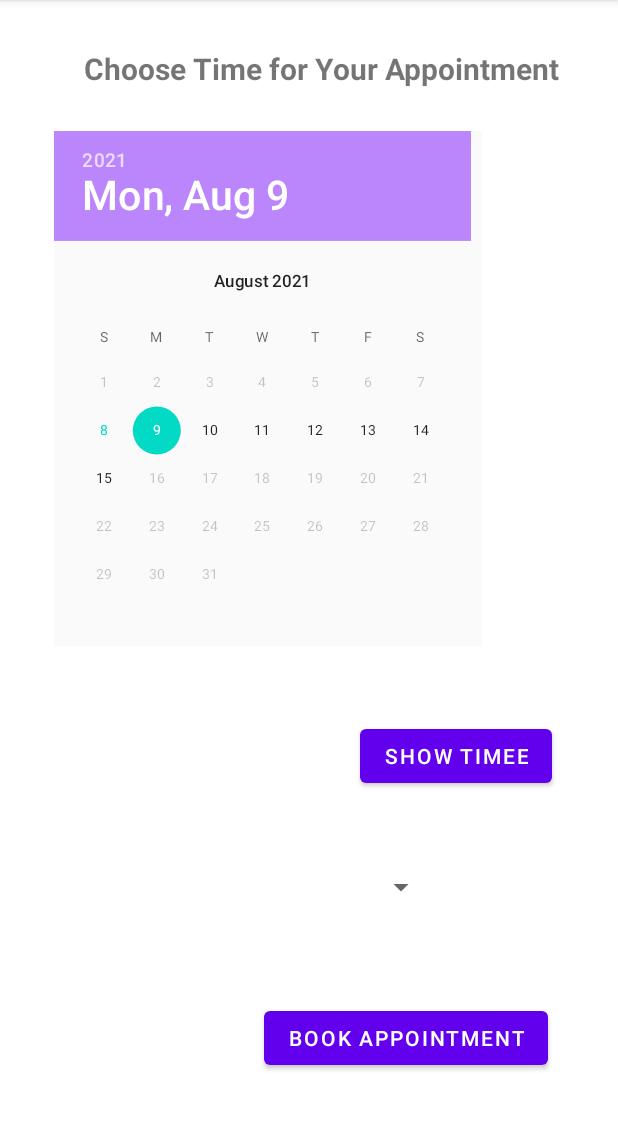
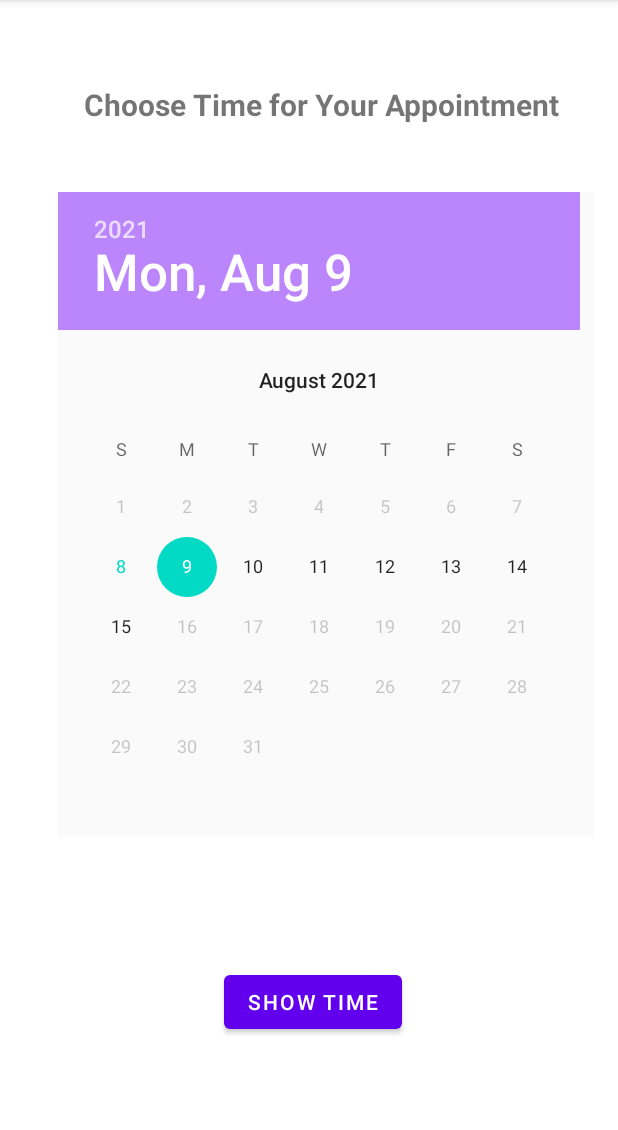
Before and after one commit to garychen2002/ClinicAppProject, an Android app: the ChooseUpcomingWeekTime screen opened directly, with no data from a screen before it, on a phone screen of 412 x 824 dp, the part 84-1214 px from its top. Run offline under Robolectric (Android 15) with nearby library versions, the phone set to English and light mode, and no system bars.

Commit message:
separate ChooseTime and ChooseDate

```diff
--- a/app/src/main/AndroidManifest.xml
+++ b/app/src/main/AndroidManifest.xml
@@ -9,6 +9,9 @@
         android:roundIcon="@mipmap/ic_launcher_round"
         android:supportsRtl="true"
         android:theme="@style/Theme.ClinicAppProject">
+        <activity
+            android:name=".ChooseSpecificTime"
+            android:exported="true" />
         <activity
             android:name=".ScheduleDisplay"
             android:exported="true" />
--- a/app/src/main/java/com/example/clinicappproject/ChooseUpcomingWeekTime.java
+++ b/app/src/main/java/com/example/clinicappproject/ChooseUpcomingWeekTime.java
@@ -20,14 +20,10 @@ public class ChooseUpcomingWeekTime extends AppCompatActivity {
 
     Doctor final_doctor;
     Patient current_patient;
-    Appointment appointment;
-    Spinner timeList;
-    ArrayAdapter<Integer> timeAdapter;
-    ArrayList<Integer> time;
+
     DatePicker dp;
     Button ShowTime;
-    Button BookApp;
-
+    GregorianCalendar date;
 
     @Override
     protected void onCreate(Bundle savedInstanceState) {
@@ -41,54 +37,23 @@ public class ChooseUpcomingWeekTime extends AppCompatActivity {
 
         dp = findViewById(R.id.DatePicker);
         upcomingWeek();
-        timeList = (Spinner)findViewById(R.id.timePicker);
-        BookApp= (Button)findViewById(R.id.BOOK);
-        ShowTime = (Button)findViewById(R.id.ShowTime_button);
 
+        ShowTime = (Button)findViewById(R.id.ShowTimePicker);
 
+        date =new GregorianCalendar(dp.getYear(),dp.getMonth(), dp.getDayOfMonth());
         ShowTime.setOnClickListener(new View.OnClickListener() {
             @Override
             public void onClick(View v) {
-                setAvailableTime();
-                FirebaseAccess.filter_time(final_doctor,time,new GregorianCalendar(dp.getYear(),dp.getMonth(), dp.getDayOfMonth(),9,0),
-                        new GregorianCalendar(dp.getYear(),dp.getMonth(), dp.getDayOfMonth(),17,0));
 
-                timeAdapter = new ArrayAdapter<Integer>(getApplicationContext(), android.R.layout.simple_spinner_dropdown_item, time);
+                openChooseSpecificTimePage();
 
-                timeList.setAdapter(timeAdapter);
-
-                GregorianCalendar ap_time = new GregorianCalendar(dp.getYear(),dp.getMonth(),dp.getDayOfMonth(),(Integer) timeList.getSelectedItem(),0);
-                appointment = new Appointment(final_doctor,current_patient,ap_time);
-                FirebaseAccess.addAppointment(appointment);
             }
 
         });
 
-        BookApp.setOnClickListener(new View.OnClickListener() {
-            @Override
-            public void onClick(View v) {
-                if(appointment!=null){
-                    openFinalPage();
-                }
-
-            }
-        });
-
-
-
-
-
 
     }
 
-    public void setAvailableTime(){
-        time = new ArrayList<Integer>();
-        for(int i =0; i<9; i++){
-            if(i!=3) {
-                time.add(i + 9);
-            }
-        }
-    }
 
 
     public void upcomingWeek(){
@@ -100,9 +65,10 @@ public class ChooseUpcomingWeekTime extends AppCompatActivity {
 
     }
 
-    public void openFinalPage(){
-        Intent intent = new Intent(this, BookingFinalPage.class);
-        intent.putExtra("APPOINTMENT", appointment);
+    public void openChooseSpecificTimePage(){
+        Intent intent = new Intent(this, ChooseSpecificTime.class);
+        intent.putExtra("DATE", date);
+        intent.putExtra("FINAL_DOCTOR", final_doctor);
         startActivity(intent);
     }
 }
--- a/app/src/main/res/layout/activity_choose_upcoming_week_time.xml
+++ b/app/src/main/res/layout/activity_choose_upcoming_week_time.xml
@@ -10,7 +10,7 @@
         android:id="@+id/textView3"
         android:layout_width="340dp"
         android:layout_height="32dp"
-        android:layout_marginTop="32dp"
+        android:layout_marginTop="56dp"
         android:text="@string/choose_time"
         android:textSize="20sp"
         android:textStyle="bold"
@@ -23,45 +23,24 @@
         android:id="@+id/DatePicker"
         android:layout_width="357dp"
         android:layout_height="430dp"
-        android:layout_marginTop="44dp"
+        android:layout_marginTop="128dp"
         android:background="#FBFAFB"
         android:headerBackground="@color/purple_200"
         android:padding="-40dp"
-        android:scaleX="0.8"
-        android:scaleY="0.8"
+        android:scaleX="1.0"
+        android:scaleY="1.0"
         app:layout_constraintEnd_toEndOf="parent"
-        app:layout_constraintHorizontal_bias="0.0"
+        app:layout_constraintHorizontal_bias="0.703"
         app:layout_constraintStart_toStartOf="parent"
         app:layout_constraintTop_toTopOf="parent" />
-
-    <Spinner
-        android:id="@+id/timePicker"
-        android:layout_width="250dp"
-        android:layout_height="49dp"
-        android:layout_marginBottom="152dp"
-        app:layout_constraintBottom_toBottomOf="parent"
-        app:layout_constraintEnd_toEndOf="parent"
-        app:layout_constraintHorizontal_bias="0.254"
-        app:layout_constraintStart_toStartOf="parent" />
-
-    <Button
-        android:id="@+id/BOOK"
-        android:layout_width="wrap_content"
-        android:layout_height="wrap_content"
-        android:layout_marginStart="176dp"
-        android:layout_marginLeft="176dp"
-        android:layout_marginBottom="52dp"
-        android:text="@string/book_appointment"
-        app:layout_constraintBottom_toBottomOf="parent"
-        app:layout_constraintStart_toStartOf="parent" />
 
     <Button
         android:id="@+id/ShowTimePicker"
         android:layout_width="wrap_content"
         android:layout_height="wrap_content"
-        android:layout_marginEnd="44dp"
-        android:layout_marginRight="44dp"
-        android:layout_marginBottom="240dp"
+        android:layout_marginEnd="144dp"
+        android:layout_marginRight="144dp"
+        android:layout_marginBottom="76dp"
         android:text="@string/showTime"
         app:layout_constraintBottom_toBottomOf="parent"
         app:layout_constraintEnd_toEndOf="parent" />
--- a/app/src/main/res/values/strings.xml
+++ b/app/src/main/res/values/strings.xml
@@ -50,6 +50,6 @@
     <string name="booking_time">time</string>
     <string name="doctor_schedule">My Schedule</string>
     <string name="choose_date">Choose Date</string>
-    <string name="showTime">Show Timee</string>
+    <string name="showTime">Show Time</string>
 
 </resources>
```
Also changed, not shown: app/src/main/java/com/example/clinicappproject/ChooseSpecificTime.java (added, +85 -0 lines), app/src/main/res/layout/activity_choose_specific_time.xml (added, +41 -0 lines).
